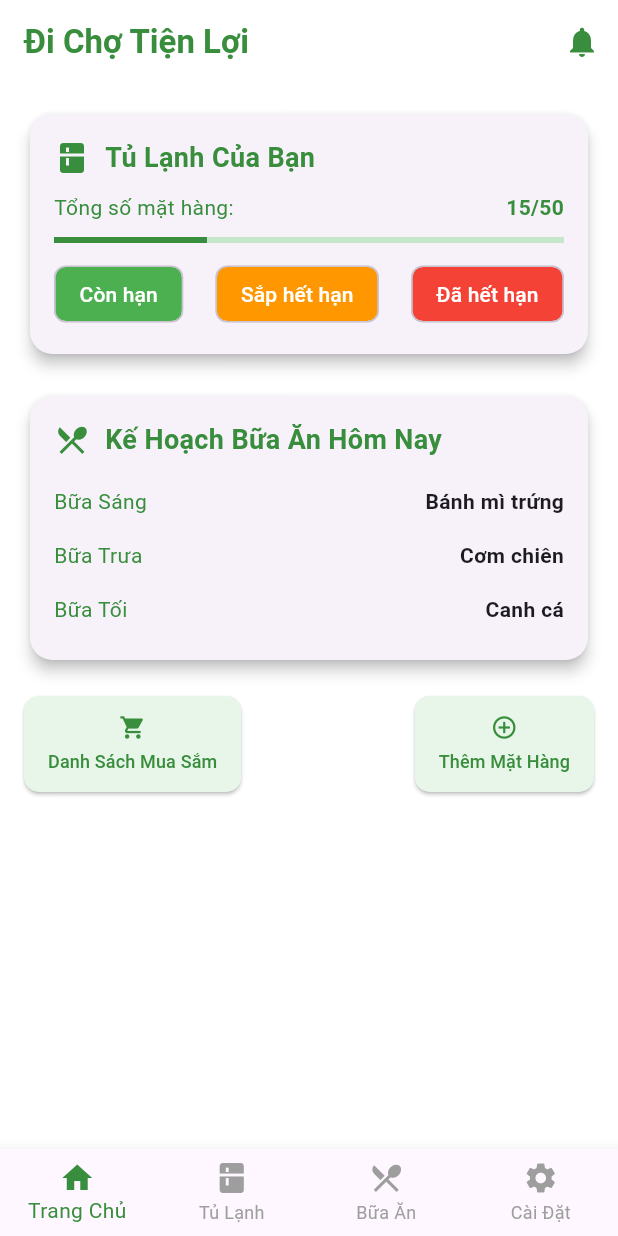
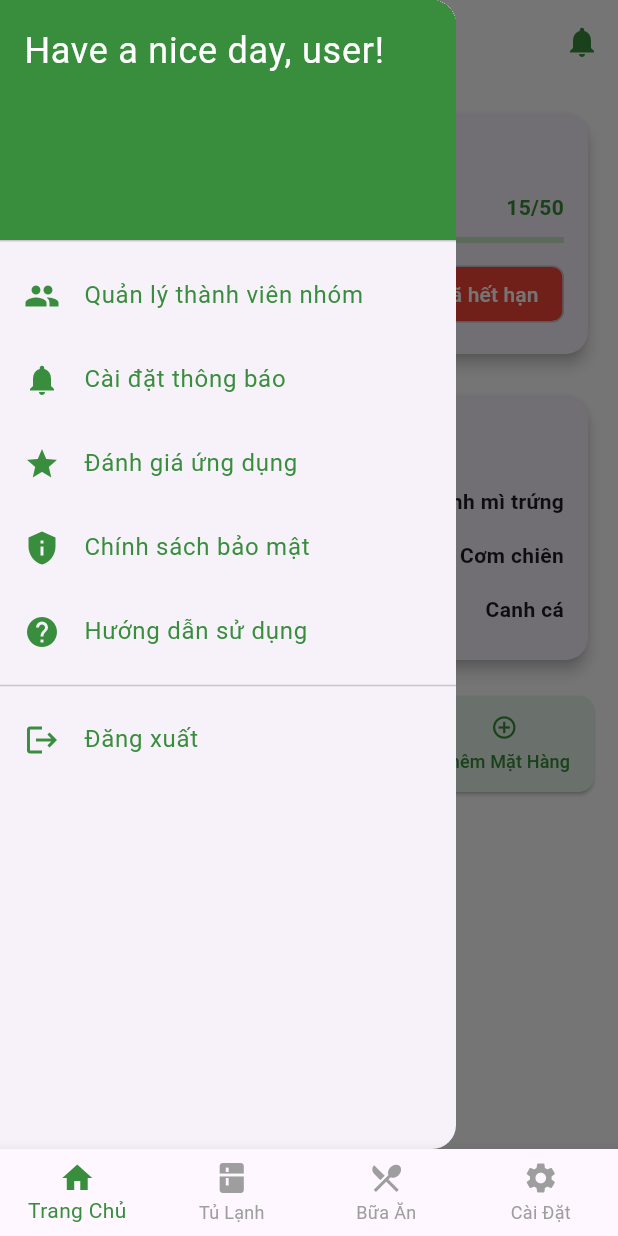
Before and after one commit to tonystark2306/mealplanner_group15_2024.1, a Flutter app: the screen it shows after launch, with the side drawer open (before the commit the screen has no drawer), on a phone screen of 412 x 824 dp. Run offline on Flutter 3.47's test engine with Material 3 defaults, Android fonts, the light colour scheme and no system bars.

Commit message:
Add menu

```diff
--- a/frontend/lib/Screen/homepage.dart
+++ b/frontend/lib/Screen/homepage.dart
@@ -1,21 +1,31 @@
 import 'package:flutter/material.dart';
 
 class HomeScreen extends StatelessWidget {
-  const HomeScreen({Key? key}) : super(key: key);
+  HomeScreen({Key? key}) : super(key: key);
+
+  final GlobalKey<ScaffoldState> _scaffoldKey = GlobalKey<ScaffoldState>(); // Tạo key cho Scaffold
 
   @override
   Widget build(BuildContext context) {
     return Scaffold(
+      key: _scaffoldKey, // Gắn key vào Scaffold
       backgroundColor: Colors.white,
       appBar: AppBar(
         backgroundColor: Colors.white,
         elevation: 0,
+        centerTitle: true, // Căn giữa tiêu đề
         title: Text(
           'Đi Chợ Tiện Lợi',
           style: TextStyle(
             color: Colors.green[700],
             fontWeight: FontWeight.bold,
           ),
+        ),
+        leading: IconButton(
+          icon: Icon(Icons.menu, color: Colors.green[700]),
+          onPressed: () {
+            _scaffoldKey.currentState?.openDrawer(); // Mở Drawer bằng key
+          },
         ),
         actions: [
           IconButton(
@@ -26,6 +36,7 @@ class HomeScreen extends StatelessWidget {
           ),
         ],
       ),
+      drawer: _buildDrawer(), // Thêm Drawer chứa các danh mục
       body: SingleChildScrollView(
         padding: const EdgeInsets.all(16.0),
         child: Column(
@@ -102,6 +113,44 @@ class HomeScreen extends StatelessWidget {
           ],
         ),
       ),
+    );
+  }
+
+  Widget _buildDrawer() {
+    return Drawer(
+      child: ListView(
+        padding: EdgeInsets.zero,
+        children: [
+          DrawerHeader(
+            decoration: BoxDecoration(color: Colors.green[700]),
+            child: const Text(
+              'Have a nice day, user!',
+              style: TextStyle(
+                color: Colors.white,
+                fontSize: 24,
+              ),
+            ),
+          ),
+          _buildDrawerItem(icon: Icons.group, text: 'Quản lý thành viên nhóm'),
+          _buildDrawerItem(icon: Icons.notifications, text: 'Cài đặt thông báo'),
+          _buildDrawerItem(icon: Icons.star, text: 'Đánh giá ứng dụng'),
+          _buildDrawerItem(icon: Icons.privacy_tip, text: 'Chính sách bảo mật'),
+          _buildDrawerItem(icon: Icons.help, text: 'Hướng dẫn sử dụng'),
+          const Divider(),
+          _buildDrawerItem(icon: Icons.logout, text: 'Đăng xuất'),
+        ],
+      ),
+    );
+  }
+
+  Widget _buildDrawerItem({required IconData icon, required String text}) {
+    return ListTile(
+      leading: Icon(icon, color: Colors.green[700]),
+      title: Text(text, style: TextStyle(color: Colors.green[700])),
+      onTap: () {
+        // Đóng Drawer
+        _scaffoldKey.currentState?.closeDrawer();
+      },
     );
   }
 
```
